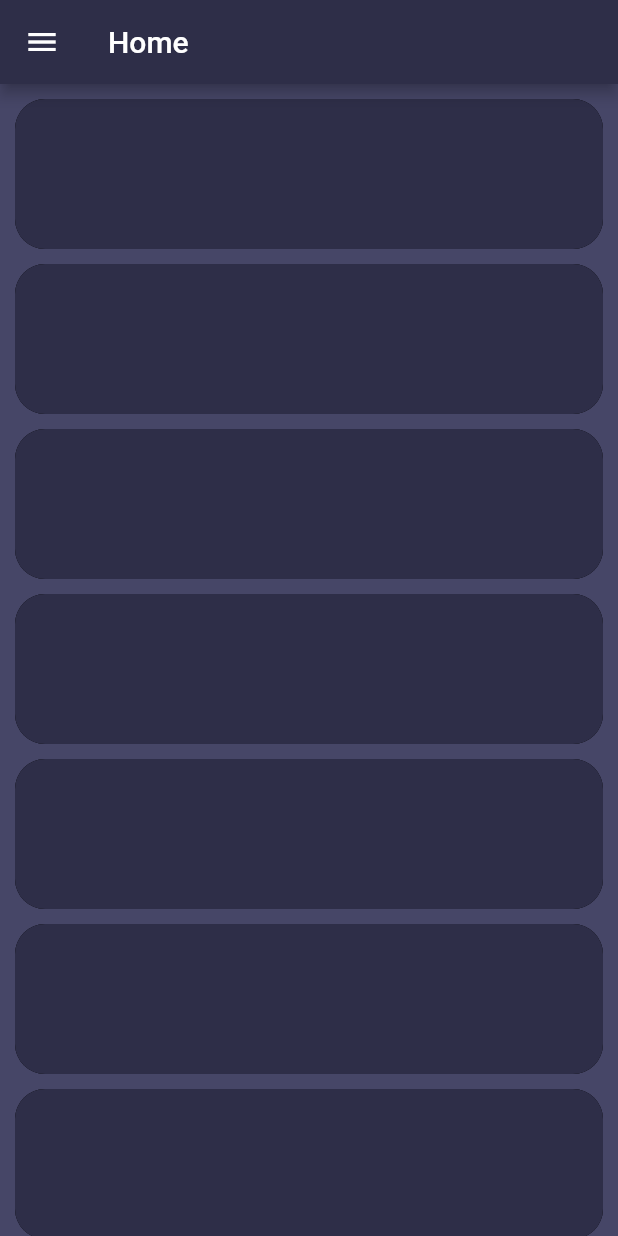
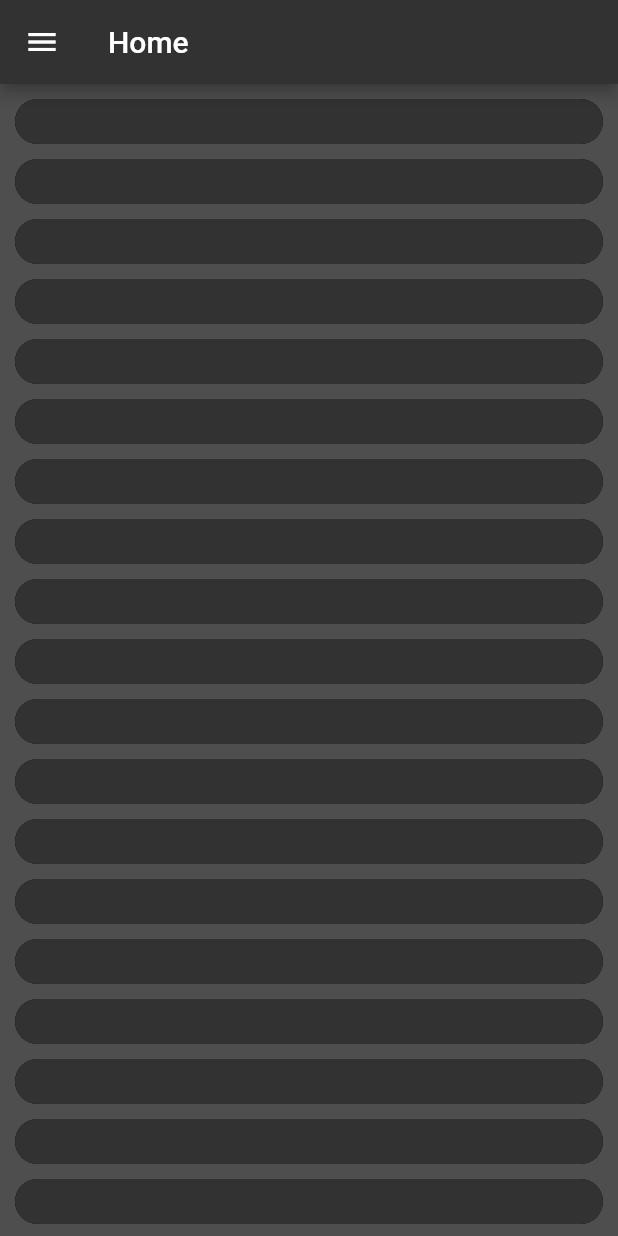
Before and after one commit to AproposPanda/BP_Magazzino, a Flutter app: the screen it shows after launch, after a tap on "ACCEDI", on a phone screen of 412 x 824 dp. Run offline on Flutter 3.47's test engine with Material 2 defaults, Android fonts, the phone set to English and light mode, and no system bars; our stand-ins replace google_fonts, sidebarx.

Commit message:
dashboard theme update

```diff
--- a/lib/main.dart
+++ b/lib/main.dart
@@ -32,13 +32,15 @@ class MainStatefulWidget extends StatefulWidget {
 class Main_Widget extends State<MainStatefulWidget> {
   @override
   Widget build(BuildContext context) {
-    return Center(
+    return Container(
+      color: Theme.primario,
+      child: Center(
         child: SingleChildScrollView(
           child: Container(
             width: 400,
             height: 500,
             decoration: BoxDecoration(
-              borderRadius: BorderRadius.circular(20), color: Theme.grigio),
+                borderRadius: BorderRadius.circular(20), color: Theme.secondario),
             child: Column(
               crossAxisAlignment: CrossAxisAlignment.center,
               mainAxisAlignment: MainAxisAlignment.center,
@@ -54,16 +56,21 @@ class Main_Widget extends State<MainStatefulWidget> {
                   padding: const EdgeInsets.symmetric(horizontal: 25.0),
                   child: Container(
                     decoration: BoxDecoration(
-                      color: Theme.grigio_chiaro,
+                        color: Theme.primario,
                         border: Border.all(color: Theme.giallo),
                         borderRadius: BorderRadius.circular(12)),
                     child: Padding(
                       padding: const EdgeInsets.only(left: 20.0),
                       child: TextField(
                         controller: utente,
+                        style: const TextStyle(
+                          color: Colors.white,
+
+                    ),
                         decoration: const InputDecoration(
                           border: InputBorder.none,
                           hintText: "Nome Utente",
+                          hintStyle: TextStyle(color: Colors.white)
                         ),
                       ),
                     ),
@@ -75,7 +82,7 @@ class Main_Widget extends State<MainStatefulWidget> {
                   padding: const EdgeInsets.symmetric(horizontal: 25.0),
                   child: Container(
                     decoration: BoxDecoration(
-                      color: Theme.grigio_chiaro,
+                        color: Theme.primario,
                         border: Border.all(color: Theme.giallo),
                         borderRadius: BorderRadius.circular(12)),
                     child: Padding(
@@ -83,9 +90,13 @@ class Main_Widget extends State<MainStatefulWidget> {
                       child: TextField(
                         controller: password,
                         obscureText: true,
+                        style: const TextStyle(
+                          color: Colors.white,
+                        ),
                         decoration: const InputDecoration(
                           border: InputBorder.none,
                           hintText: "Password",
+                          hintStyle: TextStyle(color: Colors.white)
                         ),
                       ),
                     ),
@@ -112,6 +123,7 @@ class Main_Widget extends State<MainStatefulWidget> {
             ),
           ),
         ),
+      ),
     );
   }
 }
--- a/lib/routes/dashboard.dart
+++ b/lib/routes/dashboard.dart
@@ -98,7 +98,7 @@ class ExampleSidebarX extends StatelessWidget {
           border: Border.all(
             color: actionColor.withOpacity(0.37),
           ),
-          gradient: const LinearGradient(
+          gradient:  LinearGradient(
             colors: [accentCanvasColor, canvasColor],
           ),
           boxShadow: [
@@ -117,7 +117,7 @@ class ExampleSidebarX extends StatelessWidget {
           size: 20,
         ),
       ),
-      extendedTheme: const SidebarXTheme(
+      extendedTheme:  SidebarXTheme(
         width: 200,
         decoration: BoxDecoration(
           color: canvasColor,
@@ -182,7 +182,7 @@ class _ScreensExample extends StatelessWidget {
             return ListView.builder(
               padding: const EdgeInsets.only(top: 10),
               itemBuilder: (context, index) => Container(
-                height: 100,
+                height: 30,
                 width: double.infinity,
                 margin: const EdgeInsets.only(bottom: 10, right: 10, left: 10),
                 decoration: BoxDecoration(
@@ -220,10 +220,10 @@ String _getTitleByIndex(int index) {
   }
 }
 
-const primaryColor = Color(0xFF685BFF);
-const canvasColor = Color(0xFF2E2E48);
-const scaffoldBackgroundColor = Color(0xFF464667);
-const accentCanvasColor = Color(0xFF3E3E61);
+const primaryColor = Color.fromARGB(255, 254, 123, 0);
+Color canvasColor = Color.fromARGB(255, 50, 50, 50);
+Color scaffoldBackgroundColor = Color.fromARGB(255, 78, 78, 78);
+const accentCanvasColor = Color.fromARGB(255, 97, 94, 62);
 const white = Colors.white;
-final actionColor = const Color(0xFF5F5FA7).withOpacity(0.6);
+Color actionColor = Theme_s.giallo.withOpacity(0.6);
 final divider = Divider(color: white.withOpacity(0.3), height: 1);
```
Also changed, not shown: lib/routes/theme.dart (+5 -2 lines). Lines whose indentation alone changed are shown as unchanged.
